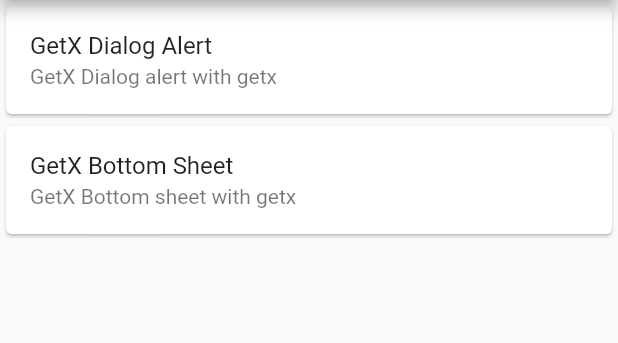
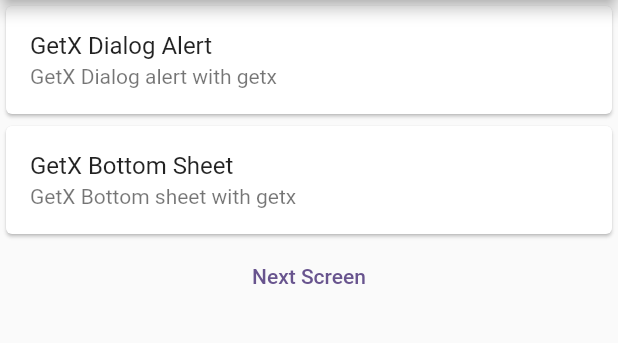
Before and after one commit to nahid246hasan/LearnGetX, a Flutter app: the screen it shows after launch, on a phone screen of 412 x 824 dp, the part 84-427 px from its top. Run offline on Flutter 3.47's test engine with Material 2 defaults, Android fonts, the phone set to English and light mode, and no system bars; our stand-ins replace get.

Commit message:
Learn Get.to() for navigate another page

```diff
--- a/lib/main.dart
+++ b/lib/main.dart
@@ -1,6 +1,6 @@
 import 'package:flutter/material.dart';
 import 'package:get/get.dart';
-import 'package:learn_get_x/home_screen.dart';
+import 'package:learn_get_x/screens/home_screen.dart';
 
 void main() {
   runApp(const MyApp());
--- a/lib/home_screen.dart
+++ b/lib/screens/home_screen.dart
@@ -1,5 +1,6 @@
 import 'package:flutter/material.dart';
 import 'package:get/get.dart';
+import 'package:learn_get_x/screens/next_screen.dart';
 
 class HomeScreen extends StatefulWidget {
   const HomeScreen({super.key});
@@ -9,7 +10,8 @@
 }
 
 class _HomeScreenState extends State<HomeScreen> {
-  var color=Colors.white;
+  var color = Colors.white;
+
   @override
   Widget build(BuildContext context) {
     return Scaffold(
@@ -64,7 +66,7 @@
                           title: const Text("Light Theme"),
                           onTap: () {
                             setState(() {
-                              color=Colors.white;
+                              color = Colors.white;
                             });
                             //changeTheme change our theme
                             Get.changeTheme(ThemeData.light());
@@ -75,7 +77,7 @@
                           title: const Text("Dark Theme"),
                           onTap: () {
                             setState(() {
-                              color=Colors.black;
+                              color = Colors.black;
                             });
                             Get.changeTheme(ThemeData.dark());
                           },
@@ -85,6 +87,18 @@
                   ),
                 );
               },
+            ),
+          ),
+          TextButton(
+            onPressed: () {
+              //this is the method to route another page in flutter.
+              //Navigator.push(context, MaterialPageRoute(builder: (ctx)=>NextScreen()));
+            //Now we will show it with getX
+              Get.to(const NextScreen());
+
+            },
+            child: const Text(
+              "Next Screen",
             ),
           ),
         ],
```
Also changed, not shown: lib/screens/next_screen.dart (added, +17 -0 lines).
